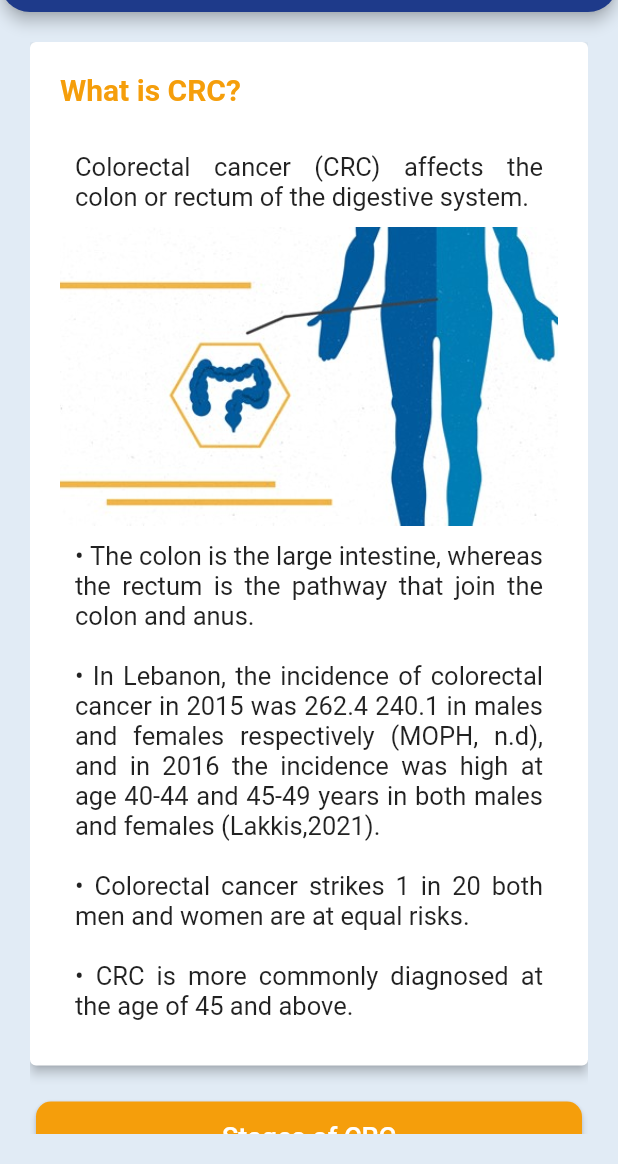
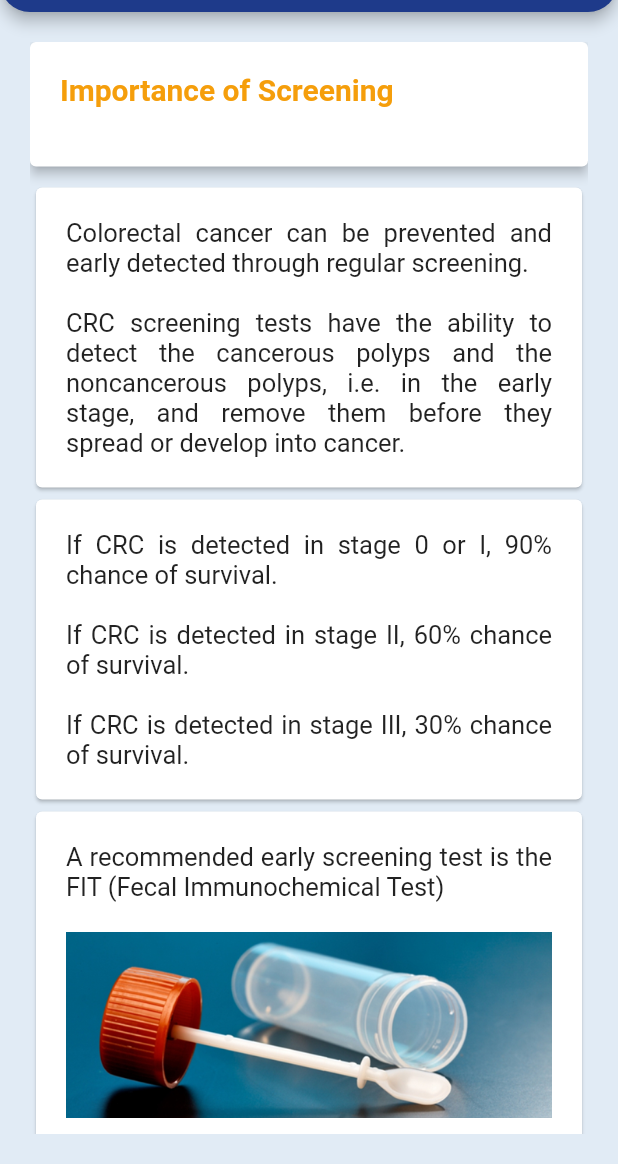
Before and after one commit to mohammed-ezzedine/said, a Flutter app: the SaidScaffold screen opened directly, after a tap on "Importance of Screening", on a phone screen of 412 x 824 dp, the part 72-1236 px from its top. Run offline on Flutter 3.47's test engine with Material 2 defaults, Android fonts, the phone set to English and light mode, and no system bars; our stand-ins replace timelines; generated files the repository leaves out were written again.

Commit message:
Add remaining pages

```diff
--- a/lib/l10n/app_en.arb
+++ b/lib/l10n/app_en.arb
@@ -6,7 +6,6 @@
     "key13": "In Lebanon, the incidence of colorectal cancer in 2015 was 262.4 240.1 in males and females respectively (MOPH, n.d), and in 2016 the incidence was high at age 40-44 and 45-49 years in both males and females (Lakkis,2021).",
     "key14": "Colorectal cancer strikes 1 in 20 both men and women are at equal risks.",
     "key15": "CRC is more commonly diagnosed at the age of 45 and above.",
-    "preventionImportance": "Importance of Prevention",
     "riskAverage": "Average Risk",
     "riskAverageIntro": "Average risk individuals are those who have a sedentary lifestyle i.e. Lack of physical activity",
     "riskAverageMsg1": "High intake of alcohol (more than xxx)",
@@ -24,7 +23,20 @@
     "riskFactorsTitle": "Risk Factors",
     "riskFactorsIntro": "There are two groups of population:",
     "saidNgo": "SAID NGO",
+    "screeningGuidelines": "Screening Guidelines",
+    "screeningGHighRisk": "High Risk Group:",
+    "screeningGHighRisk1": "\t\t1.\tPatients with alarming symptoms (like blood in stool, abdominal pain and change in bowel habits, unexplained weight loss, and others).",
+    "screeningGHighRisk2": "\t\t2.\tMales / Females who have a family history of known genetic disorders that make them more susceptible to have a high lifetime risk of colorectal cancer",
+    "screeningGHighRisk3": "\t\t3.\tMales / Females who have a personal history of inflammatory bowel disease",
+    "screeningGHighRisk4": "\t\t4.\tMales / Females who had a previous polyp, or previous colorectal cancer.",
+    "screeningGLowRisk": "Low Risk Group:",
+    "screeningGLowRisk1": "People who have no symptoms(asymptomatic) who are 45 years and older and who don’t have any of the above increased risk factors.",
     "screeningImportance": "Importance of Screening",
+    "screeningMsg1": "Colorectal cancer can be prevented and early detected through regular screening.\n\nCRC screening tests have the ability to detect the cancerous polyps and the noncancerous polyps, i.e. in the early stage, and remove them before they spread or develop into cancer. ",
+    "screeningMsg2": "If CRC is detected in stage 0 or I, 90% chance of survival.\n\nIf CRC is detected in stage II, 60% chance of survival.\n\nIf CRC is detected in stage III, 30% chance of survival.",
+    "screeningMsg3": "A recommended early screening test is the FIT (Fecal Immunochemical Test)",
+    "screeningMsg4": "FIT is a stool-based tests which detects hidden blood in stool which might be an early sign of cancer.\n\nFIT should be done every year for people are 50 or above and have:\n\t\t\t- No symptoms\n\t\t\t- No family or personal history of colorectal cancer or polyps\n\t\t\t- No risky diseases for colorectal cancer\n\nIF THE FIT IS POSITIVE A COLONOSCOPY IS NEEDED",
+    "screeningMsg5": "A colonoscopy is used to view the entire colon and the rectum in order to remove any polyps.",
     "settings": "Settings",
     "stages": "Stages of CRC",
     "stagesIntro": "Most colorectal cancer cases start with a non-cancerous polyp which is unusual growth of tissues in the lining of the colon and rectum. Its takes about 10-15 years for the cancer to be developed in the colon or rectum.",
@@ -43,5 +55,7 @@
     "symptom3": "Weakness and fatigue",
     "symptom4": "Weight loss",
     "symptom5": "Blood in stool",
-    "symptom6": "Diarrhea or constipation"
+    "symptom6": "Diarrhea or constipation",
+    "tertiaryPrevention": "Tertiary Prevention",
+    "tertiaryPreventionMsg": "This prevention is for individuals who have already been diagnosed with colorectal cancer or have history with polyps, the patient should undergo colonoscopy in order to see if the cancer reappears or to detect any new polyps."
 }
--- a/lib/pages/home.dart
+++ b/lib/pages/home.dart
@@ -1,7 +1,9 @@
 import 'package:flutter/material.dart';
 import 'package:flutter_gen/gen_l10n/app_localizations.dart';
 import 'package:said/components/said-home-card.dart';
+import 'package:said/pages/prevention.dart';
 import 'package:said/pages/risks.dart';
+import 'package:said/pages/screening.dart';
 import 'package:said/pages/symptoms.dart';
 
 import './introduction.dart';
@@ -52,7 +54,7 @@ class Home extends StatelessWidget {
               Expanded(
                 child: SaidCard(
                   title: AppLocalizations.of(context)!.screeningImportance,
-                  linkTo: IntroductionWidget(),
+                  linkTo: Screening(),
                   padRight: gapPadding / 2,
                   backgroundColor: Color(0xFFF59E0B),
                   textColor: Colors.white70,
@@ -61,8 +63,8 @@ class Home extends StatelessWidget {
               ),
               Expanded(
                 child: SaidCard(
-                  title: AppLocalizations.of(context)!.preventionImportance,
-                  linkTo: IntroductionWidget(),
+                  title: AppLocalizations.of(context)!.tertiaryPrevention,
+                  linkTo: Prevention(),
                   padLeft: gapPadding / 2,
                   backgroundColor: Color(0xFFF59E0B),
                   textColor: Colors.white70,
--- /dev/null
+++ b/lib/pages/screening.dart
@@ -0,0 +1,131 @@
+import 'package:flutter/material.dart';
+import 'package:flutter_gen/gen_l10n/app_localizations.dart';
+import 'package:said/components/said-scaffold.dart';
+import 'package:said/pages/screening-guidelines.dart';
+
+class Screening extends StatelessWidget {
+
+  Widget getCard(String text) {
+    return Expanded(
+      child: Card(
+        child: Padding(
+          padding: EdgeInsets.all(20),
+          child: Text(
+            text,
+            textAlign: TextAlign.justify,
+            style: TextStyle(
+              fontSize: 17,
+            ),
+          ),
+        ),
+      ),
+    );
+  }
+
+  Widget getCardWithImage(String text1, String imageSrc, {String text2 = ''}) {
+    return Expanded(
+      child: Card(
+        child: Padding(
+          padding: EdgeInsets.all(20),
+          child: Column(
+            children: [
+              Text(
+                text1,
+                textAlign: TextAlign.justify,
+                style: TextStyle(
+                  fontSize: 17,
+                ),
+              ),
+              Padding(
+                padding: EdgeInsets.symmetric(vertical: 20),
+                child: Image(
+                  image: AssetImage(imageSrc),
+                ),
+              ),
+              if (text2 != '')
+                Text(
+                  text2,
+                  textAlign: TextAlign.justify,
+                  style: TextStyle(
+                    fontSize: 17,
+                  ),
+                ),
+            ],
+          ),
+        ),
+      ),
+    );
+  }
+
+  @override
+  Widget build(BuildContext context) {
+
+    return Container(
+      padding: EdgeInsets.all(20),
+      child: ListView (
+        children: [
+          Card(
+            elevation: 3,
+            margin: EdgeInsetsDirectional.only(bottom: 10),
+            child: Padding(
+              padding: EdgeInsetsDirectional.all(20),
+              child: Column(
+                crossAxisAlignment: CrossAxisAlignment.start,
+                children: [
+                  Padding(
+                    padding: EdgeInsets.only(bottom: 20),
+                    child: Text(AppLocalizations.of(context)!.screeningImportance,
+                      style: TextStyle(
+                        fontSize: 20,
+                        color: Color(0xFFF59E0B),
+                        fontWeight: FontWeight.bold
+                      ),
+                    ),
+                  ),
+                ]
+              )
+            )
+          ),
+          getCard(AppLocalizations.of(context)!.screeningMsg1),
+          getCard(AppLocalizations.of(context)!.screeningMsg2),
+          getCardWithImage(
+            AppLocalizations.of(context)!.screeningMsg3,
+            'assets/img/screening.png',
+            text2: AppLocalizations.of(context)!.screeningMsg4,
+          ),
+          getCardWithImage(
+            AppLocalizations.of(context)!.screeningMsg5,
+            'assets/img/screening2.png',
+          ),
+          Padding(
+            padding: EdgeInsets.only(bottom: 20),
+            child: Expanded(
+              child: Card(
+                elevation: 2,
+                color: Color(0xFFF59E0B),
+                shape: RoundedRectangleBorder(
+                  borderRadius: BorderRadius.circular(10)
+                ),
+                child: TextButton(
+                  onPressed: () {
+                    Navigator.push(context, MaterialPageRoute(builder: (context) => SaidScaffold(
+                      body: ScreeningGuidelines(),
+                      hasParent: true,
+                    )));
+                  },
+                  child: Text(
+                    AppLocalizations.of(context)!.screeningGuidelines,
+                    style: TextStyle(
+                      color: Colors.white,
+                      fontSize: 18
+                    ),
+                  ),
+                ),
+              )
+            ),
+          ),
+        ]
+      )
+    );
+  }
+}
```
Also changed, not shown: lib/pages/prevention.dart (added, +48 -0 lines), lib/pages/screening-guidelines.dart (added, +116 -0 lines), assets/img/screening.png (added), assets/img/screening2.png (added).
